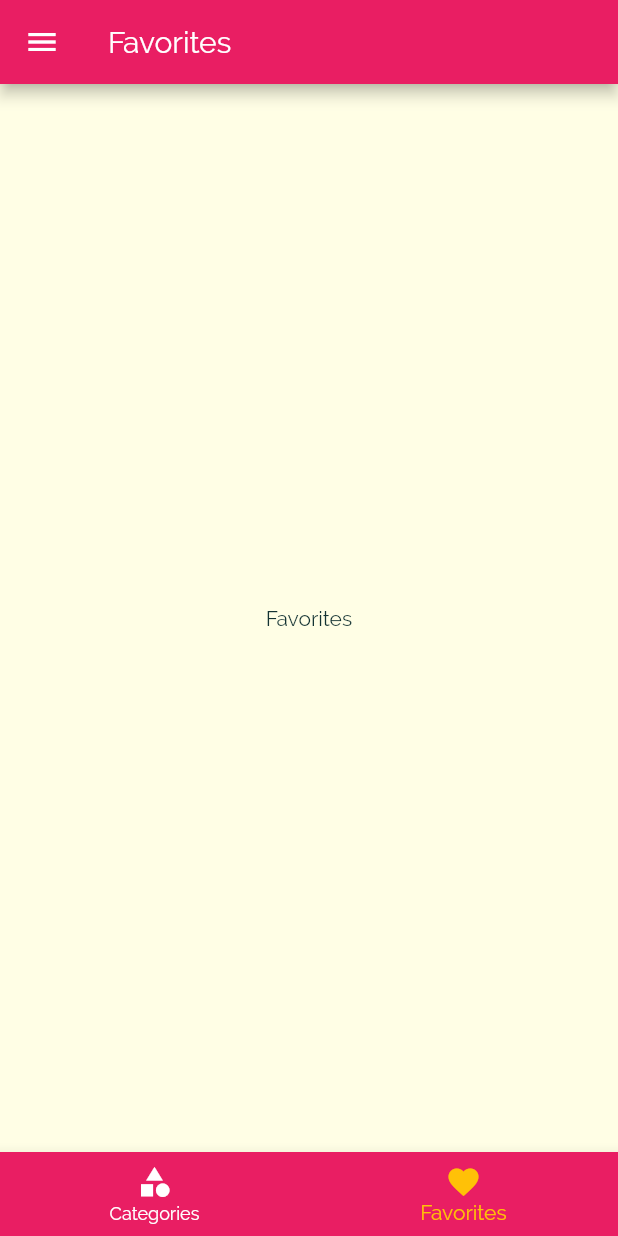
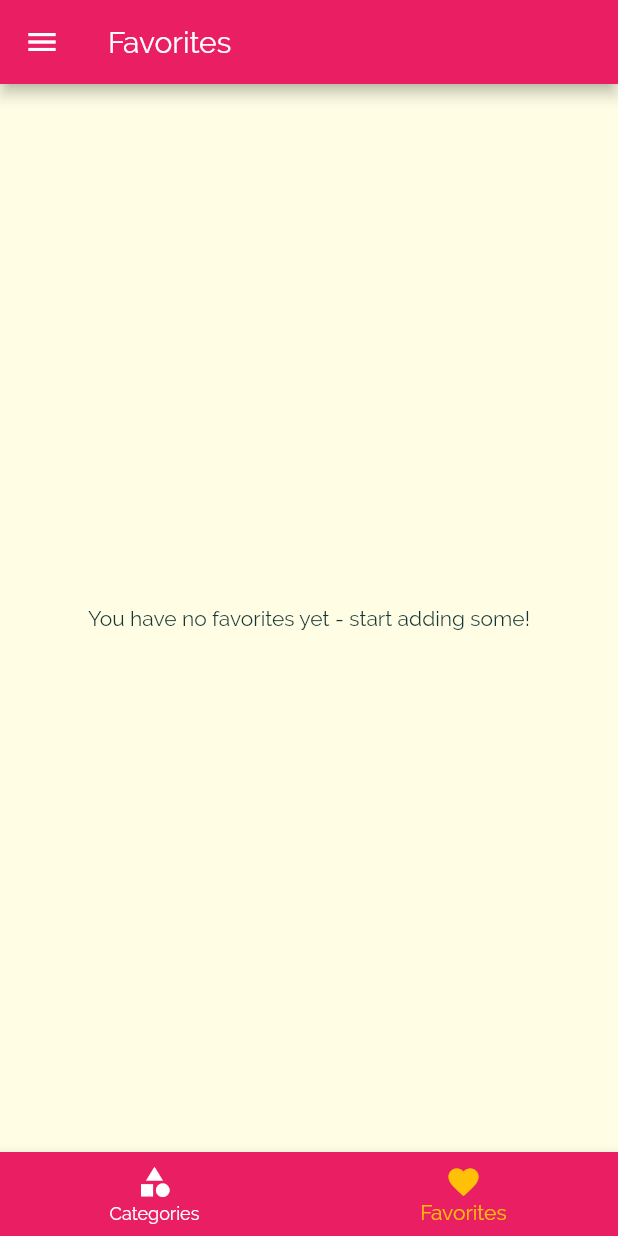
Before and after one commit to Flutter-Streamliner/MealApp, a Flutter app: the screen it shows after launch, item 2 of the bottom bar chosen, on a phone screen of 412 x 824 dp. Run offline on Flutter 3.47's test engine with Material 2 defaults, Android fonts, the phone set to English and light mode, and no system bars.

Commit message:
Adding Mark as Favorite Feature

```diff
--- a/lib/main.dart
+++ b/lib/main.dart
@@ -24,6 +24,7 @@ class _MyAppState extends State<MyApp> {
     'vegeterian' : false,
   };
   List<Meal> _availableMeals = DUMMY_MEALS;
+  List<Meal> _favoriteMeals = List();
 
   void _setFilters(Map<String, bool> filterData) {
     setState(() {
@@ -36,6 +37,24 @@ class _MyAppState extends State<MyApp> {
         return true;
       }).toList();
     });
+  }
+
+  bool isMealFavorite(String id) {
+    final existingIndex = _favoriteMeals.indexWhere((meal) => meal.id == id);
+    return existingIndex >= 0;
+  }
+
+  void _toggleFavorite(String mealId) {
+    final existingIndex = _favoriteMeals.indexWhere((meal) => meal.id == mealId);
+    if (isMealFavorite(mealId)) {
+      setState(() {
+        _favoriteMeals.remove(existingIndex);
+      });
+    } else {
+      setState(() {
+        _favoriteMeals.add(DUMMY_MEALS.firstWhere((meal) => meal.id == mealId));
+      });
+    }
   }
 
   @override
@@ -61,10 +80,10 @@ class _MyAppState extends State<MyApp> {
           ),
         )
       ),
-      home: TabsScreen(),
+      home: TabsScreen(_favoriteMeals),
       routes: {
         CategoryMealsScreen.routeName : (ctx) => CategoryMealsScreen(_availableMeals),
-        MealDetailScreen.routeName : (ctx) => MealDetailScreen(),
+        MealDetailScreen.routeName : (ctx) => MealDetailScreen(_toggleFavorite, isMealFavorite),
         FiltersScreen.routeName : (ctx) => FiltersScreen(filters: _filters, saveFilters: _setFilters,),
       },
       onUnknownRoute: (settings) {
--- a/lib/screens/favorites_screen.dart
+++ b/lib/screens/favorites_screen.dart
@@ -1,10 +1,22 @@
 import 'package:flutter/material.dart';
+import 'package:meal_app/models/meal.dart';
+import 'package:meal_app/widgets/meal_item.dart';
 
 class FavoritesScreen extends StatelessWidget {
+
+  final List<Meal> favoriteMeals;
+
+  FavoritesScreen(this.favoriteMeals);
+
   @override
   Widget build(BuildContext context) {
-    return Center(
-      child: Text('Favorites'),
+    return favoriteMeals.length == 0
+    ? Center(
+      child: Text('You have no favorites yet - start adding some!'),
+    )
+    : ListView.builder(
+      itemBuilder: (context, index) => MealItem(item: favoriteMeals[index], removeItem: (){},),
+      itemCount: favoriteMeals.length,
     );
   }
 }
--- a/lib/screens/tabs_screen.dart
+++ b/lib/screens/tabs_screen.dart
@@ -1,19 +1,22 @@
 import 'package:flutter/material.dart';
+import 'package:meal_app/models/meal.dart';
 import 'package:meal_app/screens/categories_screen.dart';
 import 'package:meal_app/screens/favorites_screen.dart';
 import 'package:meal_app/widgets/main_drawer.dart';
 
 class TabsScreen extends StatefulWidget {
+
+  List<Meal> favoriteMeals;
+
+  TabsScreen(this.favoriteMeals);
+
   @override
   _TabsScreenState createState() => _TabsScreenState();
 }
 
 class _TabsScreenState extends State<TabsScreen> {
 
-  final List<Map<String, dynamic>> _pages = [
-    {'page' : CategoriesScreen(), 'title': 'Categories'},
-    {'page' : FavoritesScreen(), 'title': 'Favorites'},
-  ];
+  List<Map<String, dynamic>> _pages;
 
   int _selectedPageIndex = 0;
 
@@ -21,6 +24,15 @@ class _TabsScreenState extends State<TabsScreen> {
     setState(() {
       _selectedPageIndex = index;
     });
+  }
+
+  @override
+  void initState() {
+    _pages = [
+    {'page' : CategoriesScreen(), 'title': 'Categories'},
+    {'page' : FavoritesScreen(widget.favoriteMeals), 'title': 'Favorites'},
+  ];
+    super.initState();
   }
 
   @override
--- a/lib/widgets/meal_item.dart
+++ b/lib/widgets/meal_item.dart
@@ -39,7 +39,7 @@ class MealItem extends StatelessWidget {
     Navigator.of(context)
       .pushNamed(MealDetailScreen.routeName, arguments: item.id)
       .then((id) {
-        if (id != null) removeItem(id);
+        //if (id != null) removeItem(id);
       });
   }
 
```
Also changed, not shown: lib/screens/meal_detail_screen.dart (+8 -2 lines).
